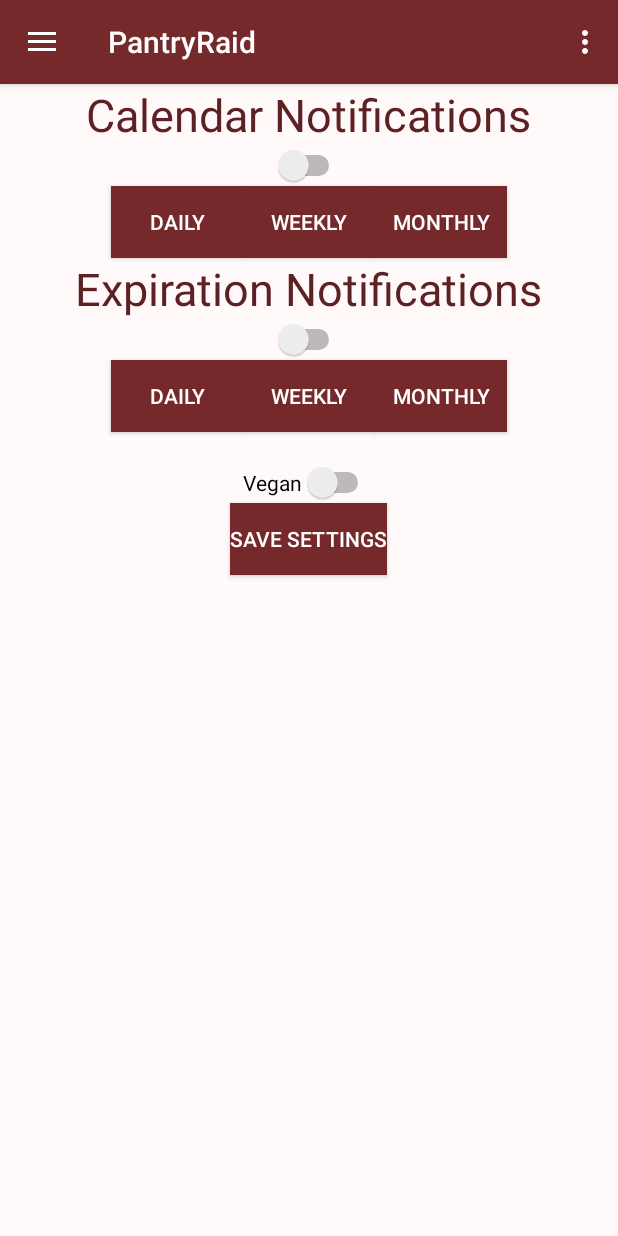
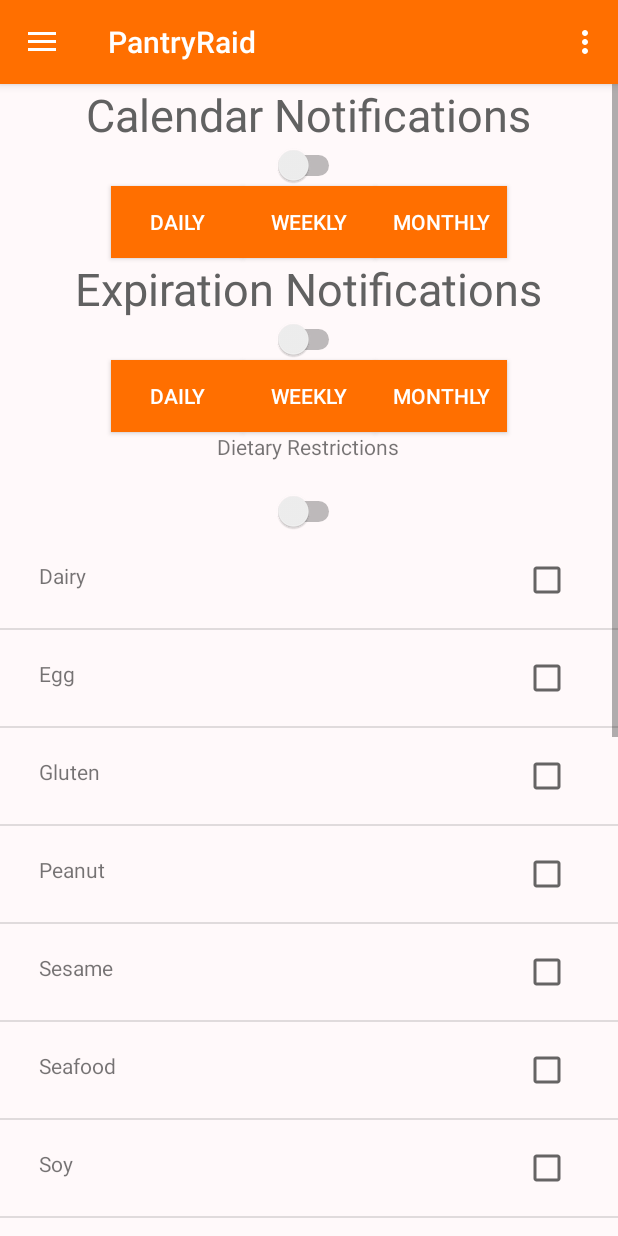
Before and after one commit to randomCoderz/SeniorDesignProject, an Android app: the screen it shows after launch (main), after a tap on "Settings", on a phone screen of 412 x 824 dp. Run offline under Robolectric (Android 15) with nearby library versions, the phone set to English and light mode, and no system bars; our stand-ins replace Room's generated code; pictures from the network do not load; 2 statements that could not run were skipped; 1 other tap on this screen came first.

Commit message:
Added restrictions list

```diff
--- /dev/null
+++ b/app/src/main/java/com/pr/pr/pantryraid/DietRestrictHolder.java
@@ -0,0 +1,9 @@
+package com.pr.pr.pantryraid;
+
+import android.widget.CheckBox;
+import android.widget.TextView;
+
+public class DietRestrictHolder {
+    TextView restriction;
+    CheckBox selected;
+}
--- /dev/null
+++ b/app/src/main/java/com/pr/pr/pantryraid/DietRestrictLVAdapter.java
@@ -0,0 +1,88 @@
+package com.pr.pr.pantryraid;
+
+import android.content.Context;
+import android.view.LayoutInflater;
+import android.view.View;
+import android.view.ViewGroup;
+import android.widget.BaseAdapter;
+import android.widget.CompoundButton;
+
+import java.util.ArrayList;
+
+public class DietRestrictLVAdapter extends BaseAdapter {
+    Context context;
+    ArrayList<DietRestrictName> List;
+
+    private static LayoutInflater inflater = null;
+
+    public DietRestrictLVAdapter(Context context, ArrayList<DietRestrictName> List)
+    {
+        this.context = context;
+        this.List = List;
+    }
+
+    public int getCount()
+    {
+        return List.size();
+    }
+
+    public DietRestrictName getItem(int position)
+    {
+        return List.get(position);
+    }
+
+    public long getItemId(int position)
+    {
+        return position;
+    }
+
+    public View getView(int position, View convertView, ViewGroup parent)
+    {
+        View row;
+        final DietRestrictHolder listViewHolder;
+        if(convertView == null)
+        {
+            LayoutInflater layoutInflater = (LayoutInflater) context.getSystemService(Context.LAYOUT_INFLATER_SERVICE);
+            row = layoutInflater.inflate(R.layout.settings_restrictions_view,parent,false);
+            listViewHolder = new DietRestrictHolder();
+            listViewHolder.restriction = row.findViewById(R.id.restrictionName);
+            listViewHolder.selected = row.findViewById(R.id.restrictionCheckBox);
+            row.setTag(listViewHolder);
+        }
+        else
+        {
+            row=convertView;
+            listViewHolder= (DietRestrictHolder) row.getTag();
+        }
+        final DietRestrictName products = getItem(position);
+
+        listViewHolder.restriction.setText(products.name);
+        listViewHolder.selected.setOnCheckedChangeListener(new CompoundButton.OnCheckedChangeListener() {
+
+            @Override
+            public void onCheckedChanged(CompoundButton buttonView, boolean isChecked) {
+                if(listViewHolder.selected.isChecked()){
+
+                }
+
+            }
+        });
+
+
+        return row;
+/**
+        View row = convertView;
+        if(row == null)
+            row = inflater.inflate(R.layout.settings_restrictions_view, null);
+        TextView ingredientName = row.findViewById(R.id.restrictionName);
+        ingredientName.setTextSize(20);
+        ingredientName.setTypeface(null, Typeface.BOLD);
+        CheckBox selected = row.findViewById(R.id.restrictionCheckBox);
+        ingredientName.setText(List.get(position).restriction);
+
+//        row.setBackgroundColor(Color.RED);
+
+        return row;
+ **/
+    }
+}
--- /dev/null
+++ b/app/src/main/java/com/pr/pr/pantryraid/DietRestrictName.java
@@ -0,0 +1,10 @@
+package com.pr.pr.pantryraid;
+
+public class DietRestrictName {
+    String name;
+    boolean selected;
+    DietRestrictName(String name){
+        this.name = name;
+    }
+
+}
--- a/app/src/main/java/com/pr/pr/pantryraid/Settings.java
+++ b/app/src/main/java/com/pr/pr/pantryraid/Settings.java
@@ -8,16 +8,20 @@ import android.view.View;
 import android.view.ViewGroup;
 import android.widget.Button;
 import android.widget.CompoundButton;
+import android.widget.ListView;
 import android.widget.Switch;
 import android.widget.Toast;
 
 import com.google.gson.Gson;
 
+import java.util.ArrayList;
+
 import static android.content.Context.MODE_PRIVATE;
 
 
 public class Settings extends Fragment {
-    Switch vegan;
+
+    Switch restrictions;
     Switch calendar;
     Switch expNotification;
     Button calendarDaily;
@@ -26,31 +30,38 @@ public class Settings extends Fragment {
     Button expirationDaily;
     Button expirationWeekly;
     Button expirationMonthly;
-    Button test;
     savedSettings s;
     Button saveSettings;
     SharedPreferences mpref;
-    public Settings(){
+    private ListView listView;
+    ArrayList<DietRestrictName> r = new ArrayList<>();
+    private DietRestrictLVAdapter listAdapter;
+
+
+    public Settings() {
 
     }
 
 
-
-        @Override
-    public View onCreateView (LayoutInflater inflater, ViewGroup container, Bundle savedInstanceState){
+    @Override
+    public View onCreateView(LayoutInflater inflater, ViewGroup container, Bundle savedInstanceState) {
 
         View rootView = inflater.inflate(R.layout.settings, container, false);
         Gson gson = new Gson();
         mpref = getActivity().getPreferences(MODE_PRIVATE);
         String json = mpref.getString("settings", "");
-        if(json.equals("")) {
+        if (json.equals("")) {
             s = new savedSettings();
+        } else {
+            s = gson.fromJson(json, savedSettings.class);
         }
-        else {
-            s = gson.fromJson(json,savedSettings.class);
-        }
+        getList();
+        listView = rootView.findViewById(R.id.restrictionList);
+        listAdapter = new DietRestrictLVAdapter(getActivity(), r);
+        listView.setAdapter(listAdapter);
+        // restrictionName.setText(restriction);
 
-        vegan = rootView.findViewById(R.id.vegan);
+        restrictions = rootView.findViewById(R.id.DietaryRestrictions);
         saveSettings = rootView.findViewById(R.id.saveSettings);
         calendar = rootView.findViewById(R.id.calendarSwitch);
         expNotification = rootView.findViewById(R.id.expirationSwitch);
@@ -61,70 +72,61 @@ public class Settings extends Fragment {
         expirationWeekly = rootView.findViewById(R.id.expirationWeekly);
         expirationMonthly = rootView.findViewById(R.id.expirationMonthly);
 
-        if(s.getVegan() == false){
-            vegan.setChecked(false);
+        if (s.getRestrictions() == false) {
+            restrictions.setChecked(false);
+        } else {
+            restrictions.setChecked(true);
         }
-        else{
-            vegan.setChecked(true);
-        }
-        if(s.getCalendarNotifications() == false){
+        if (s.getCalendarNotifications() == false) {
             calendar.setChecked(false);
-        }
-        else{
+        } else {
             calendar.setChecked(true);
         }
-        if(s.getExpNotifications() == false){
+        if (s.getExpNotifications() == false) {
             expNotification.setChecked(false);
-        }
-        else{
+        } else {
             expNotification.setChecked(true);
         }
-        if(s.getCalendarDaily() == false){
+        if (s.getCalendarDaily() == false) {
             //change color to a false color
             calendarDaily.setBackgroundColor(getResources().getColor(R.color.colorPrimary));
-        }
-        else{
+        } else {
             calendarDaily.setBackgroundColor(getResources().getColor(R.color.colorAccent));
             calendarWeekly.setBackgroundColor(getResources().getColor(R.color.colorPrimary));
             calendarMonthly.setBackgroundColor(getResources().getColor(R.color.colorPrimary));
         }
-        if(s.getCalendarWeekly() == false){
+        if (s.getCalendarWeekly() == false) {
             calendarWeekly.setBackgroundColor(getResources().getColor(R.color.colorPrimary));
-        }
-        else{
+        } else {
             calendarDaily.setBackgroundColor(getResources().getColor(R.color.colorPrimary));
             calendarWeekly.setBackgroundColor(getResources().getColor(R.color.colorAccent));
             calendarMonthly.setBackgroundColor(getResources().getColor(R.color.colorPrimary));
         }
-        if(s.getCalendarMonthly() == false){
+        if (s.getCalendarMonthly() == false) {
             calendarMonthly.setBackgroundColor(getResources().getColor(R.color.colorPrimary));
 
-        }
-        else{
+        } else {
             calendarDaily.setBackgroundColor(getResources().getColor(R.color.colorPrimary));
             calendarWeekly.setBackgroundColor(getResources().getColor(R.color.colorPrimary));
             calendarMonthly.setBackgroundColor(getResources().getColor(R.color.colorAccent));
         }
-        if(s.getExpDaily() == false){
+        if (s.getExpDaily() == false) {
             expirationDaily.setBackgroundColor(getResources().getColor(R.color.colorPrimary));
-        }
-        else{
+        } else {
             expirationDaily.setBackgroundColor(getResources().getColor(R.color.colorAccent));
             expirationWeekly.setBackgroundColor(getResources().getColor(R.color.colorPrimary));
             expirationMonthly.setBackgroundColor(getResources().getColor(R.color.colorPrimary));
         }
-        if(s.getExpWeekly() == false){
+        if (s.getExpWeekly() == false) {
             expirationWeekly.setBackgroundColor(getResources().getColor(R.color.colorPrimary));
-        }
-        else{
+        } else {
             expirationDaily.setBackgroundColor(getResources().getColor(R.color.colorPrimary));
             expirationWeekly.setBackgroundColor(getResources().getColor(R.color.colorAccent));
             expirationMonthly.setBackgroundColor(getResources().getColor(R.color.colorPrimary));
         }
-        if(s.getExpMonthly() == false){
+        if (s.getExpMonthly() == false) {
             expirationMonthly.setBackgroundColor(getResources().getColor(R.color.colorPrimary));
-        }
-        else{
+        } else {
             expirationDaily.setBackgroundColor(getResources().getColor(R.color.colorPrimary));
             expirationWeekly.setBackgroundColor(getResources().getColor(R.color.colorPrimary));
             expirationMonthly.setBackgroundColor(getResources().getColor(R.color.colorAccent));
@@ -137,12 +139,11 @@ public class Settings extends Fragment {
                 s.setCalendarDaily(true);
                 s.setCalendarWeekly(false);
                 s.setCalendarMonthly(false);
-                if(calendar.isChecked()) {
+                if (calendar.isChecked()) {
                     calendarDaily.setBackgroundColor(getResources().getColor(R.color.colorAccent));
                     calendarWeekly.setBackgroundColor(getResources().getColor(R.color.colorPrimary));
                     calendarMonthly.setBackgroundColor(getResources().getColor(R.color.colorPrimary));
-                }
-                else{
+                } else {
                     calendarDaily.setBackgroundColor(getResources().getColor(R.color.colorPrimary));
                     calendarWeekly.setBackgroundColor(getResources().getColor(R.color.colorPrimary));
                     calendarMonthly.setBackgroundColor(getResources().getColor(R.color.colorPrimary));
@@ -156,12 +157,11 @@ public class Settings extends Fragment {
                 s.setCalendarWeekly(true);
                 s.setCalendarDaily(false);
                 s.setCalendarMonthly(false);
-                if(calendar.isChecked()) {
+                if (calendar.isChecked()) {
                     calendarDaily.setBackgroundColor(getResources().getColor(R.color.colorPrimary));
                     calendarWeekly.setBackgroundColor(getResources().getColor(R.color.colorAccent));
                     calendarMonthly.setBackgroundColor(getResources().getColor(R.color.colorPrimary));
-                }
-                else{
+                } else {
                     calendarDaily.setBackgroundColor(getResources().getColor(R.color.colorPrimary));
                     calendarWeekly.setBackgroundColor(getResources().getColor(R.color.colorPrimary));
                     calendarMonthly.setBackgroundColor(getResources().getColor(R.color.colorPrimary));
@@ -175,12 +175,11 @@ public class Settings extends Fragment {
                 s.setCalendarMonthly(true);
                 s.setCalendarDaily(false);
                 s.setCalendarWeekly(false);
-                if(calendar.isChecked()) {
+                if (calendar.isChecked()) {
                     calendarDaily.setBackgroundColor(getResources().getColor(R.color.colorPrimary));
                     calendarWeekly.setBackgroundColor(getResources().getColor(R.color.colorPrimary));
                     calendarMonthly.setBackgroundColor(getResources().getColor(R.color.colorAccent));
-                }
-                else{
+                } else {
                     calendarDaily.setBackgroundColor(getResources().getColor(R.color.colorPrimary));
                     calendarWeekly.setBackgroundColor(getResources().getColor(R.color.colorPrimary));
                     calendarMonthly.setBackgroundColor(getResources().getColor(R.color.colorPrimary));
@@ -192,7 +191,7 @@ public class Settings extends Fragment {
 
             @Override
             public void onCheckedChanged(CompoundButton compoundButton, boolean isChecked) {
-                if(calendar.isChecked()) {
+                if (calendar.isChecked()) {
 
                     //UI side
                     s.setCalendarNotifications(true);
@@ -201,8 +200,7 @@ public class Settings extends Fragment {
                     s.setCalendarDaily(true);
                     calendarDaily.setBackgroundColor(getResources().getColor(R.color.colorAccent));
 
-                }
-                else{
+                } else {
 
                     //UI side
                     calendarDaily.setBackgroundColor(getResources().getColor(R.color.colorPrimary));
@@ -224,15 +222,13 @@ public class Settings extends Fragment {
         expNotification.setOnCheckedChangeListener(new CompoundButton.OnCheckedChangeListener() {
             @Override
             public void onCheckedChanged(CompoundButton compoundButton, boolean b) {
-                if(expNotification.isChecked()) {
+                if (expNotification.isChecked()) {
                     s.setExpNotifications(true);
                     expNotification.setChecked(true);
                     s.setExpDaily(true);
                     expirationDaily.setBackgroundColor(getResources().getColor(R.color.colorAccent));
 
-                    }
-
-                else{
+                } else {
 
                     expirationDaily.setBackgroundColor(getResources().getColor(R.color.colorPrimary));
                     expirationWeekly.setBackgroundColor(getResources().getColor(R.color.colorPrimary));
@@ -251,12 +247,11 @@ public class Settings extends Fragment {
                 s.setExpDaily(true);
                 s.setExpWeekly(false);
                 s.setExpMonthly(false);
-                if(expNotification.isChecked()) {
+                if (expNotification.isChecked()) {
                     expirationDaily.setBackgroundColor(getResources().getColor(R.color.colorAccent));
                     expirationWeekly.setBackgroundColor(getResources().getColor(R.color.colorPrimary));
                     expirationMonthly.setBackgroundColor(getResources().getColor(R.color.colorPrimary));
-                }
-                else{
+                } else {
                     expirationDaily.setBackgroundColor(getResources().getColor(R.color.colorPrimary));
                     expirationWeekly.setBackgroundColor(getResources().getColor(R.color.colorPrimary));
                     expirationMonthly.setBackgroundColor(getResources().getColor(R.color.colorPrimary));
@@ -270,12 +265,11 @@ public class Settings extends Fragment {
                 s.setExpDaily(false);
                 s.setExpWeekly(true);
                 s.setExpMonthly(false);
-                if(expNotification.isChecked()) {
+                if (expNotification.isChecked()) {
                     expirationDaily.setBackgroundColor(getResources().getColor(R.color.colorPrimary));
                     expirationWeekly.setBackgroundColor(getResources().getColor(R.color.colorAccent));
                     expirationMonthly.setBackgroundColor(getResources().getColor(R.color.colorPrimary));
-                }
-                else{
+                } else {
                     expirationDaily.setBackgroundColor(getResources().getColor(R.color.colorPrimary));
                     expirationWeekly.setBackgroundColor(getResources().getColor(R.color.colorPrimary));
                     expirationMonthly.setBackgroundColor(getResources().getColor(R.color.colorPrimary));
@@ -290,12 +284,11 @@ public class Settings extends Fragment {
                 s.setExpDaily(false);
                 s.setExpWeekly(false);
                 s.setExpMonthly(true);
-                if(expNotification.isChecked()) {
+                if (expNotification.isChecked()) {
                     expirationDaily.setBackgroundColor(getResources().getColor(R.color.colorPrimary));
                     expirationWeekly.setBackgroundColor(getResources().getColor(R.color.colorPrimary));
                     expirationMonthly.setBackgroundColor(getResources().getColor(R.color.colorAccent));
-                }
-                else{
+                } else {
                     expirationDaily.setBackgroundColor(getResources().getColor(R.color.colorPrimary));
                     expirationWeekly.setBackgroundColor(getResources().getColor(R.color.colorPrimary));
                     expirationMonthly.setBackgroundColor(getResources().getColor(R.color.colorPrimary));
@@ -310,32 +303,48 @@ public class Settings extends Fragment {
                 SharedPreferences.Editor prefsEditor = pref.edit();
                 Gson gson = new Gson();
                 String json = gson.toJson(s);
-                prefsEditor.putString("settings",json);
+                prefsEditor.putString("settings", json);
                 prefsEditor.commit();
                 Toast.makeText(getActivity(), "Your Settings Have Been Saved", Toast.LENGTH_LONG).show();
 
             }
         });
 
-        vegan.setOnCheckedChangeListener(new CompoundButton.OnCheckedChangeListener() {
+        restrictions.setOnCheckedChangeListener(new CompoundButton.OnCheckedChangeListener() {
             public void onCheckedChanged(CompoundButton buttonView, boolean b) {
 
-                if(b){
-                    s.setVegan(true);
+                if (b) {
+                    s.setRestrictions(true);
 
-                }
-                else{
-                    s.setVegan(false);
+                } else {
+                    s.setRestrictions(false);
 
                 }
             }
         });
 
 
-
         return rootView;
     }
 
+    public void getList() {
+        r.add(new DietRestrictName("Dairy"));
+        r.add(new DietRestrictName("Egg"));
+        r.add(new DietRestrictName("Gluten"));
+        r.add(new DietRestrictName("Peanut"));
+        r.add(new DietRestrictName("Sesame"));
+        r.add(new DietRestrictName("Seafood"));
+        r.add(new DietRestrictName("Soy"));
+        r.add(new DietRestrictName("Sulfite"));
+        r.add(new DietRestrictName("Nuts"));
+        r.add(new DietRestrictName("Wheat"));
+        r.add(new DietRestrictName("Pescetarian"));
+        r.add(new DietRestrictName("LactoVegetarian"));
+        r.add(new DietRestrictName("OvoVegetarian"));
+        r.add(new DietRestrictName("Vegetarian"));
+        r.add(new DietRestrictName("Vegan"));
 
 
+
+    }
 }
--- a/app/src/main/res/layout/settings.xml
+++ b/app/src/main/res/layout/settings.xml
@@ -1,12 +1,14 @@
 <?xml version="1.0" encoding="utf-8"?>
+<ScrollView xmlns:android="http://schemas.android.com/apk/res/android"
+    android:id="@+id/ScrollView01"
+    android:layout_width="fill_parent"
+    android:layout_height="fill_parent"
+>
     <RelativeLayout
-    xmlns:android="http://schemas.android.com/apk/res/android"
-    xmlns:tools="http://schemas.android.com/tools"
         android:layout_width="match_parent"
         android:layout_height="match_parent"
         android:background="@color/primaryLight"
-    android:paddingTop="?android:attr/actionBarSize"
->
+        android:paddingTop="?android:attr/actionBarSize">
 
         <TextView
             android:id="@+id/calendarNotifications"
@@ -121,26 +123,42 @@
             android:textColor="@color/White"
     />
 
+        <TextView
+            android:id="@+id/restrictions"
+            android:layout_width="wrap_content"
+            android:layout_height="wrap_content"
+            android:layout_below="@id/expirationWeekly"
+            android:text="Dietary Restrictions"
+            android:layout_centerHorizontal="true"
+            />
+
 
         <Switch
-        android:id="@+id/vegan"
+            android:id="@+id/DietaryRestrictions"
             android:layout_width="wrap_content"
             android:layout_height="wrap_content"
             android:layout_marginTop="20dp"
-        android:layout_below="@+id/expirationMonthly"
+            android:layout_below="@+id/restrictions"
             android:layout_centerHorizontal="true"
-        android:text="Vegan" />
+             />
 
         <Button
             android:id="@+id/saveSettings"
             android:layout_width="wrap_content"
             android:layout_height="wrap_content"
             android:layout_centerHorizontal="true"
-        android:layout_below="@+id/vegan"
+            android:layout_below="@+id/restrictionList"
             android:text="Save Settings"
             android:background="@color/colorPrimary"
             android:textColor="@color/White"
             />
 
+        <ListView
+            android:id="@+id/restrictionList"
+            android:layout_width="wrap_content"
+            android:layout_height="980dp"
+            android:layout_below="@id/DietaryRestrictions"
+            android:text="CheckBox" />
+    </RelativeLayout>
 
-</RelativeLayout>
+</ScrollView>
--- /dev/null
+++ b/app/src/main/res/layout/settings_restrictions_view.xml
@@ -0,0 +1,34 @@
+<?xml version="1.0" encoding="utf-8"?>
+<android.support.constraint.ConstraintLayout
+    xmlns:android="http://schemas.android.com/apk/res/android" android:layout_width="match_parent"
+    xmlns:tools="http://schemas.android.com/tools"
+    android:layout_height="match_parent">
+
+    <RelativeLayout
+        android:layout_width="match_parent"
+        android:layout_height="wrap_content"
+        android:padding="16dp"
+        >
+
+        <TextView
+            android:id="@+id/restrictionName"
+            android:layout_width="wrap_content"
+            android:layout_height="25dp"
+            android:layout_alignParentStart="true"
+            android:layout_centerVertical="true"
+            android:layout_marginStart="10dp"
+            android:text="TextView"
+            tools:layout_editor_absoluteX="68dp"
+            tools:layout_editor_absoluteY="86dp" />
+
+        <CheckBox
+            android:id="@+id/restrictionCheckBox"
+            android:layout_width="wrap_content"
+            android:layout_height="wrap_content"
+            android:layout_alignParentEnd="true"
+            android:layout_centerVertical="true"
+            android:layout_marginEnd="15dp" />
+
+    </RelativeLayout>
+
+</android.support.constraint.ConstraintLayout>
--- a/app/src/main/res/values/colors.xml
+++ b/app/src/main/res/values/colors.xml
@@ -1,9 +1,8 @@
 <?xml version="1.0" encoding="utf-8"?>
 <resources>
-    <color name="colorPrimary">#75292B</color>
-    <color name="colorPrimaryDark">#5e2123</color>
+    <color name="colorPrimary">#FF6F00</color>
+    <color name="colorPrimaryDark">#616161</color>
     <color name="colorAccent">#2BC016</color>
-    <color name = "GreenIsGo" >#2BC016</color>
     <color name = "primaryLight" > #fff9fa</color>
     <color name="White">#FFFFFF</color>
 </resources>
```
Also changed, not shown: app/src/main/java/com/pr/pr/pantryraid/savedSettings.java (+107 -0 lines). Lines whose indentation alone changed are shown as unchanged.
